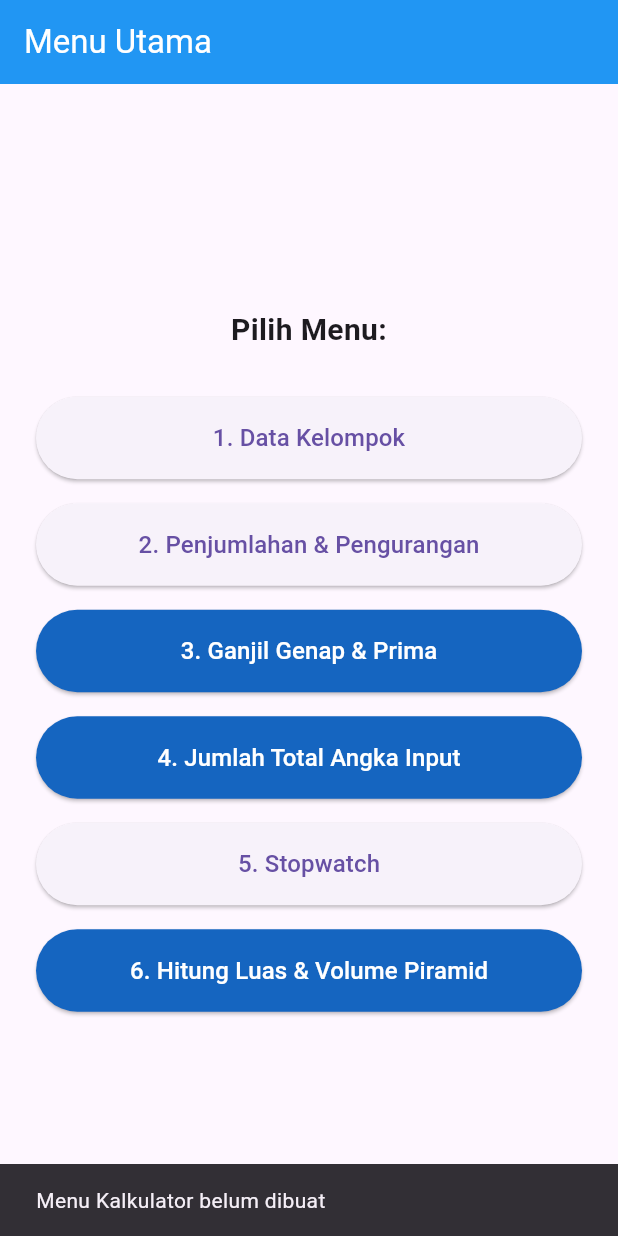
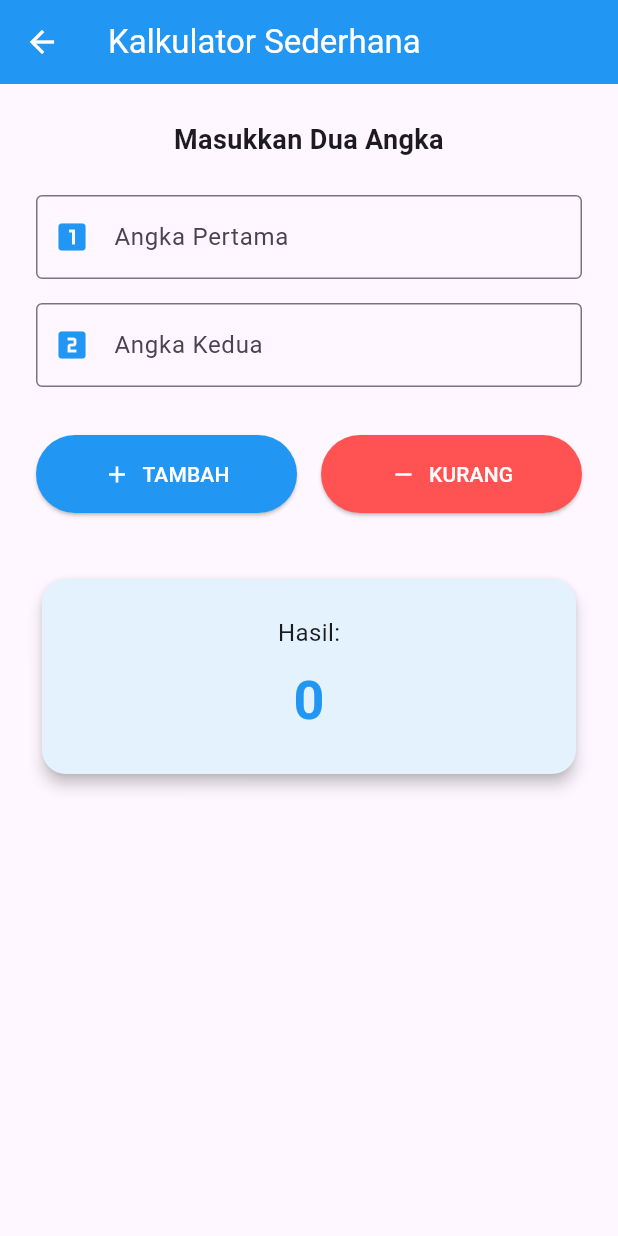
Before and after one commit to RhezaPriyaAnargya/TugasModul4TPM, a Flutter app: the HomeScreen screen opened directly, after a tap on "2. Penjumlahan & Pengurangan", on a phone screen of 412 x 824 dp. Run offline on Flutter 3.47's test engine with Material 3 defaults, Android fonts, the phone set to English and light mode, and no system bars.

Commit message:
Menyelesaikan fitur login, data kelompok dan kalkulator

```diff
--- a/lib/main.dart
+++ b/lib/main.dart
@@ -1,6 +1,5 @@
 import 'package:flutter/material.dart';
 import 'package:tugasmodul4/screen/login_screen.dart';
-import 'screen/home_screen.dart';
 
 void main() {
   runApp(const MyApp());
@@ -14,7 +13,7 @@ class MyApp extends StatelessWidget {
   Widget build(BuildContext context) {
     return MaterialApp(
       debugShowCheckedModeBanner: false,
-      home: HomeScreen(), //INI KE LOGIN SCREEN DULU BARU MASUK KE HOME
+      home: LoginScreen(), //INI KE LOGIN SCREEN DULU BARU MASUK KE HOME
     );
   }
 }
--- a/lib/screen/calculator_screen.dart
+++ b/lib/screen/calculator_screen.dart
@@ -0,0 +1,155 @@
+import 'package:flutter/material.dart';
+
+class CalculatorScreen extends StatefulWidget {
+  const CalculatorScreen({super.key});
+
+  @override
+  State<CalculatorScreen> createState() => _CalculatorScreenState();
+}
+
+class _CalculatorScreenState extends State<CalculatorScreen> {
+  // Controller untuk mengambil angka dari input teks
+  final TextEditingController _angka1Controller = TextEditingController();
+  final TextEditingController _angka2Controller = TextEditingController();
+
+  // Variabel untuk menyimpan hasil perhitungan
+  String _hasil = "0";
+
+  // Fungsi gabungan untuk menghitung (menerima parameter jenis operasi)
+  void _hitung(String operasi) {
+    // tryParse akan mengubah teks jadi angka. Kalau kosong atau salah ketik huruf, otomatis jadi 0.
+    double angka1 = double.tryParse(_angka1Controller.text) ?? 0;
+    double angka2 = double.tryParse(_angka2Controller.text) ?? 0;
+    double hasilHitung = 0;
+
+    if (operasi == 'tambah') {
+      hasilHitung = angka1 + angka2;
+    } else if (operasi == 'kurang') {
+      hasilHitung = angka1 - angka2;
+    }
+
+    // Memperbarui UI dengan setState
+    setState(() {
+      // Mengubah angka kembali menjadi teks untuk ditampilkan
+      // Pengecekan sederhana: jika hasilnya bulat (misal 5.0), tampilkan "5" saja tanpa koma
+      if (hasilHitung == hasilHitung.toInt()) {
+        _hasil = hasilHitung.toInt().toString();
+      } else {
+        _hasil = hasilHitung.toString();
+      }
+    });
+  }
+
+  @override
+  void dispose() {
+    // Bersihkan memori
+    _angka1Controller.dispose();
+    _angka2Controller.dispose();
+    super.dispose();
+  }
+
+  @override
+  Widget build(BuildContext context) {
+    return Scaffold(
+      appBar: AppBar(
+        title: const Text('Kalkulator Sederhana'),
+        backgroundColor: Colors.blue, // Sesuai tema aplikasimu
+        foregroundColor: Colors.white,
+      ),
+      body: Padding(
+        padding: const EdgeInsets.all(24.0),
+        child: Column(
+          crossAxisAlignment: CrossAxisAlignment.stretch,
+          children: [
+            const Text(
+              'Masukkan Dua Angka',
+              style: TextStyle(fontSize: 18, fontWeight: FontWeight.bold),
+              textAlign: TextAlign.center,
+            ),
+            const SizedBox(height: 24),
+
+            // Input Angka Pertama
+            TextField(
+              controller: _angka1Controller,
+              keyboardType: TextInputType.number, // Memunculkan keyboard angka di HP
+              decoration: const InputDecoration(
+                labelText: 'Angka Pertama',
+                border: OutlineInputBorder(),
+                prefixIcon: Icon(Icons.looks_one, color: Colors.blue),
+              ),
+            ),
+            const SizedBox(height: 16),
+
+            // Input Angka Kedua
+            TextField(
+              controller: _angka2Controller,
+              keyboardType: TextInputType.number,
+              decoration: const InputDecoration(
+                labelText: 'Angka Kedua',
+                border: OutlineInputBorder(),
+                prefixIcon: Icon(Icons.looks_two, color: Colors.blue),
+              ),
+            ),
+            const SizedBox(height: 32),
+
+            // Barisan Tombol Operasi
+            Row(
+              children: [
+                Expanded(
+                  child: ElevatedButton.icon(
+                    onPressed: () => _hitung('tambah'),
+                    icon: const Icon(Icons.add),
+                    label: const Text('TAMBAH'),
+                    style: ElevatedButton.styleFrom(
+                      backgroundColor: Colors.blue,
+                      foregroundColor: Colors.white,
+                      padding: const EdgeInsets.symmetric(vertical: 16),
+                    ),
+                  ),
+                ),
+                const SizedBox(width: 16), // Jarak antar tombol
+                Expanded(
+                  child: ElevatedButton.icon(
+                    onPressed: () => _hitung('kurang'),
+                    icon: const Icon(Icons.remove),
+                    label: const Text('KURANG'),
+                    style: ElevatedButton.styleFrom(
+                      backgroundColor: Colors.redAccent, // Warna beda agar terlihat kontras
+                      foregroundColor: Colors.white,
+                      padding: const EdgeInsets.symmetric(vertical: 16),
+                    ),
+                  ),
+                ),
+              ],
+            ),
+            const SizedBox(height: 40),
+
+            // Card Hasil
+            Card(
+              elevation: 4,
+              color: Colors.blue[50],
+              shape: RoundedRectangleBorder(borderRadius: BorderRadius.circular(16)),
+              child: Padding(
+                padding: const EdgeInsets.all(24.0),
+                child: Column(
+                  children: [
+                    const Text('Hasil:', style: TextStyle(fontSize: 16)),
+                    const SizedBox(height: 8),
+                    Text(
+                      _hasil,
+                      style: const TextStyle(
+                        fontSize: 36,
+                        fontWeight: FontWeight.bold,
+                        color: Colors.blue
+                      ),
+                    ),
+                  ],
+                ),
+              ),
+            ),
+          ],
+        ),
+      ),
+    );
+  }
+}
--- a/lib/screen/home_screen.dart
+++ b/lib/screen/home_screen.dart
@@ -1,7 +1,9 @@
 import 'package:flutter/material.dart';
-import 'pyramid_screen.dart'; // Pastikan file ini ada di folder yang sama
+import 'pyramid_screen.dart';
 import 'sum_input_screen.dart';
 import 'number_check_screen.dart';
+import 'data_kelompok.dart';
+import 'calculator_screen.dart';
 
 class HomeScreen extends StatelessWidget {
   const HomeScreen({super.key});
@@ -11,17 +13,15 @@ class HomeScreen extends StatelessWidget {
     return Scaffold(
       appBar: AppBar(
         title: const Text('Menu Utama'),
-        backgroundColor: Colors.blue, // Tema warna biru
+        backgroundColor: Colors.blue,
         foregroundColor: Colors.white,
       ),
-      // Menggunakan SingleChildScrollView agar layar bisa di-scroll jika menu terlalu banyak
       body: Center(
         child: SingleChildScrollView(
           padding: const EdgeInsets.all(24.0),
           child: Column(
             mainAxisAlignment: MainAxisAlignment.center,
-            crossAxisAlignment:
-                CrossAxisAlignment.stretch, // Membuat tombol memanjang penuh
+            crossAxisAlignment: CrossAxisAlignment.stretch,
             children: [
               const Text(
                 'Pilih Menu:',
@@ -33,32 +33,35 @@ class HomeScreen extends StatelessWidget {
               // 1. Tombol Data Kelompok
               ElevatedButton(
                 onPressed: () {
-                  ScaffoldMessenger.of(context).showSnackBar(
-                    const SnackBar(
-                      content: Text('Menu Data Kelompok belum dibuat'),
-                    ),
+                  Navigator.push(
+                    context,
+                    MaterialPageRoute(builder: (context) => const GroupDataScreen()),
                   );
                 },
                 style: ElevatedButton.styleFrom(
                   padding: const EdgeInsets.all(16),
+                  backgroundColor: Colors.blue[800],
+                  foregroundColor: Colors.white,
                 ),
                 child: const Text(
                   '1. Data Kelompok',
                   style: TextStyle(fontSize: 16),
                 ),
               ),
-              const SizedBox(height: 16), // Jarak antar tombol
+              const SizedBox(height: 16),
+
               // 2. Tombol Penjumlahan & Pengurangan
               ElevatedButton(
                 onPressed: () {
-                  ScaffoldMessenger.of(context).showSnackBar(
-                    const SnackBar(
-                      content: Text('Menu Kalkulator belum dibuat'),
-                    ),
+                  Navigator.push(
+                    context,
+                    MaterialPageRoute(builder: (context) => const CalculatorScreen()),
                   );
                 },
                 style: ElevatedButton.styleFrom(
                   padding: const EdgeInsets.all(16),
+                  backgroundColor: Colors.blue[800],
+                  foregroundColor: Colors.white,
                 ),
                 child: const Text(
                   '2. Penjumlahan & Pengurangan',
@@ -73,14 +76,13 @@ class HomeScreen extends StatelessWidget {
                   Navigator.push(
                     context,
                     MaterialPageRoute(
-                      builder: (context) => CekBilanganScreen(),
+                      builder: (context) =>  CekBilanganScreen(),
                     ),
                   );
                 },
                 style: ElevatedButton.styleFrom(
                   padding: const EdgeInsets.all(16),
-                  backgroundColor: Colors
-                      .blue[800], // Warnanya sedikit lebih gelap agar beda
+                  backgroundColor: Colors.blue[800],
                   foregroundColor: Colors.white,
                 ),
                 child: const Text(
@@ -96,14 +98,13 @@ class HomeScreen extends StatelessWidget {
                   Navigator.push(
                     context,
                     MaterialPageRoute(
-                      builder: (context) => JumlahTotalAngkaScreen(),
+                      builder: (context) =>  JumlahTotalAngkaScreen(),
                     ),
                   );
                 },
                 style: ElevatedButton.styleFrom(
                   padding: const EdgeInsets.all(16),
-                  backgroundColor: Colors
-                      .blue[800], // Warnanya sedikit lebih gelap agar beda
+                  backgroundColor: Colors.blue[800],
                   foregroundColor: Colors.white,
                 ),
                 child: const Text(
@@ -124,6 +125,8 @@ class HomeScreen extends StatelessWidget {
                 },
                 style: ElevatedButton.styleFrom(
                   padding: const EdgeInsets.all(16),
+                  backgroundColor: Colors.blue[800],
+                  foregroundColor: Colors.white,
                 ),
                 child: const Text(
                   '5. Stopwatch',
@@ -132,7 +135,7 @@ class HomeScreen extends StatelessWidget {
               ),
               const SizedBox(height: 16),
 
-              // 6. Tombol Hitung Piramid (Yang sudah disambungkan ke file pyramid_screen.dart)
+              // 6. Tombol Hitung Piramid
               ElevatedButton(
                 onPressed: () {
                   Navigator.push(
@@ -144,8 +147,7 @@ class HomeScreen extends StatelessWidget {
                 },
                 style: ElevatedButton.styleFrom(
                   padding: const EdgeInsets.all(16),
-                  backgroundColor: Colors
-                      .blue[800], // Warnanya sedikit lebih gelap agar beda
+                  backgroundColor: Colors.blue[800],
                   foregroundColor: Colors.white,
                 ),
                 child: const Text(
--- a/pubspec.yaml
+++ b/pubspec.yaml
@@ -58,8 +58,8 @@ flutter:
   uses-material-design: true
 
   # To add assets to your application, add an assets section, like this:
-  # assets:
-  #   - images/a_dot_burr.jpeg
+  assets:
+    - assets/
   #   - images/a_dot_ham.jpeg
 
   # An image asset can refer to one or more resolution-specific "variants", see
```
Also changed, not shown: lib/model/user.dart (added, +14 -0 lines), lib/screen/data_kelompok.dart (added, +94 -0 lines), lib/screen/login_screen.dart (+131 -1 lines), assets/upnLogo.png (added), pubspec.lock.
